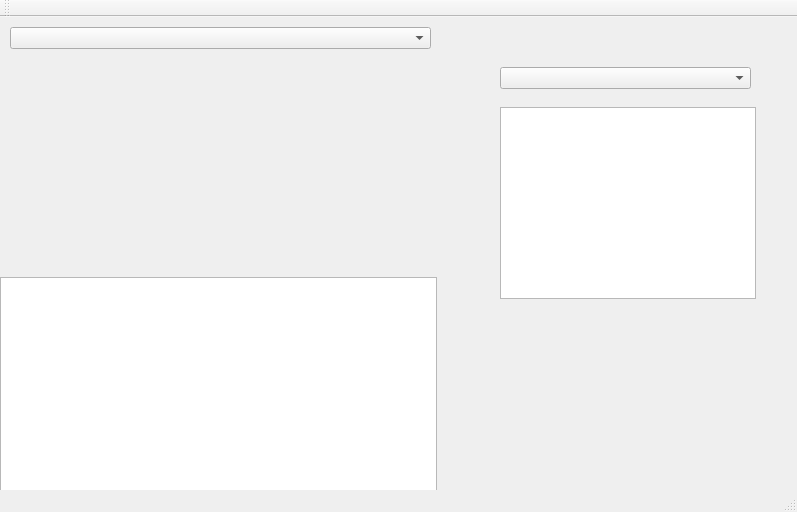
This is mainwindow.ui in elmodor/hm as Qt 5 draws it before an edit. The edited form follows.
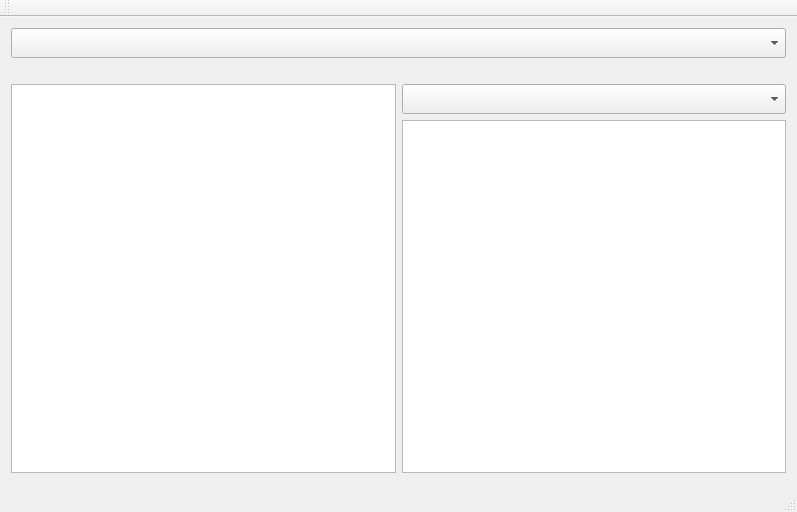
This is the edited form.

```diff
--- a/mainwindow.ui
+++ b/mainwindow.ui
@@ -14,57 +14,84 @@
    <string>MainWindow</string>
   </property>
   <widget class="QWidget" name="centralWidget">
-   <widget class="QTableView" name="tableView">
-    <property name="geometry">
-     <rect>
-      <x>0</x>
-      <y>260</y>
-      <width>437</width>
-      <height>227</height>
-     </rect>
-    </property>
-   </widget>
-   <widget class="QComboBox" name="comboBox">
-    <property name="geometry">
-     <rect>
-      <x>10</x>
-      <y>10</y>
-      <width>421</width>
-      <height>22</height>
-     </rect>
-    </property>
-   </widget>
-   <widget class="QWidget" name="horizontalLayoutWidget">
-    <property name="geometry">
-     <rect>
-      <x>10</x>
-      <y>50</y>
-      <width>421</width>
-      <height>191</height>
-     </rect>
-    </property>
-    <layout class="QHBoxLayout" name="horizontalLayout"/>
-   </widget>
-   <widget class="QComboBox" name="comboBox_2">
-    <property name="geometry">
-     <rect>
-      <x>500</x>
-      <y>50</y>
-      <width>251</width>
-      <height>22</height>
-     </rect>
-    </property>
-   </widget>
-   <widget class="QTableView" name="tableView_2">
-    <property name="geometry">
-     <rect>
-      <x>500</x>
-      <y>90</y>
-      <width>256</width>
-      <height>192</height>
-     </rect>
-    </property>
-   </widget>
+   <layout class="QVBoxLayout" name="verticalLayout_5">
+    <item>
+     <widget class="QComboBox" name="comboBox">
+      <property name="minimumSize">
+       <size>
+        <width>0</width>
+        <height>30</height>
+       </size>
+      </property>
+     </widget>
+    </item>
+    <item>
+     <spacer name="verticalSpacer">
+      <property name="orientation">
+       <enum>Qt::Vertical</enum>
+      </property>
+      <property name="sizeType">
+       <enum>QSizePolicy::Fixed</enum>
+      </property>
+      <property name="sizeHint" stdset="0">
+       <size>
+        <width>20</width>
+        <height>20</height>
+       </size>
+      </property>
+     </spacer>
+    </item>
+    <item>
+     <layout class="QHBoxLayout" name="horizontalLayout_3">
+      <item>
+       <layout class="QVBoxLayout" name="verticalLayout_4">
+        <item>
+         <layout class="QHBoxLayout" name="horizontalLayout">
+          <item>
+           <layout class="QVBoxLayout" name="verticalLayout_2"/>
+          </item>
+          <item>
+           <layout class="QVBoxLayout" name="verticalLayout"/>
+          </item>
+         </layout>
+        </item>
+        <item>
+         <widget class="QTableView" name="tableView"/>
+        </item>
+       </layout>
+      </item>
+      <item>
+       <layout class="QVBoxLayout" name="verticalLayout_3">
+        <item>
+         <widget class="QComboBox" name="comboBox_2">
+          <property name="minimumSize">
+           <size>
+            <width>0</width>
+            <height>30</height>
+           </size>
+          </property>
+         </widget>
+        </item>
+        <item>
+         <widget class="QTableView" name="tableView_2"/>
+        </item>
+       </layout>
+      </item>
+     </layout>
+    </item>
+    <item>
+     <widget class="Line" name="line">
+      <property name="orientation">
+       <enum>Qt::Vertical</enum>
+      </property>
+     </widget>
+    </item>
+   </layout>
+   <zorder>line</zorder>
+   <zorder>tableView_2</zorder>
+   <zorder>comboBox</zorder>
+   <zorder>horizontalLayoutWidget_2</zorder>
+   <zorder>verticalSpacer</zorder>
   </widget>
   <widget class="QMenuBar" name="menuBar">
    <property name="geometry">
```
